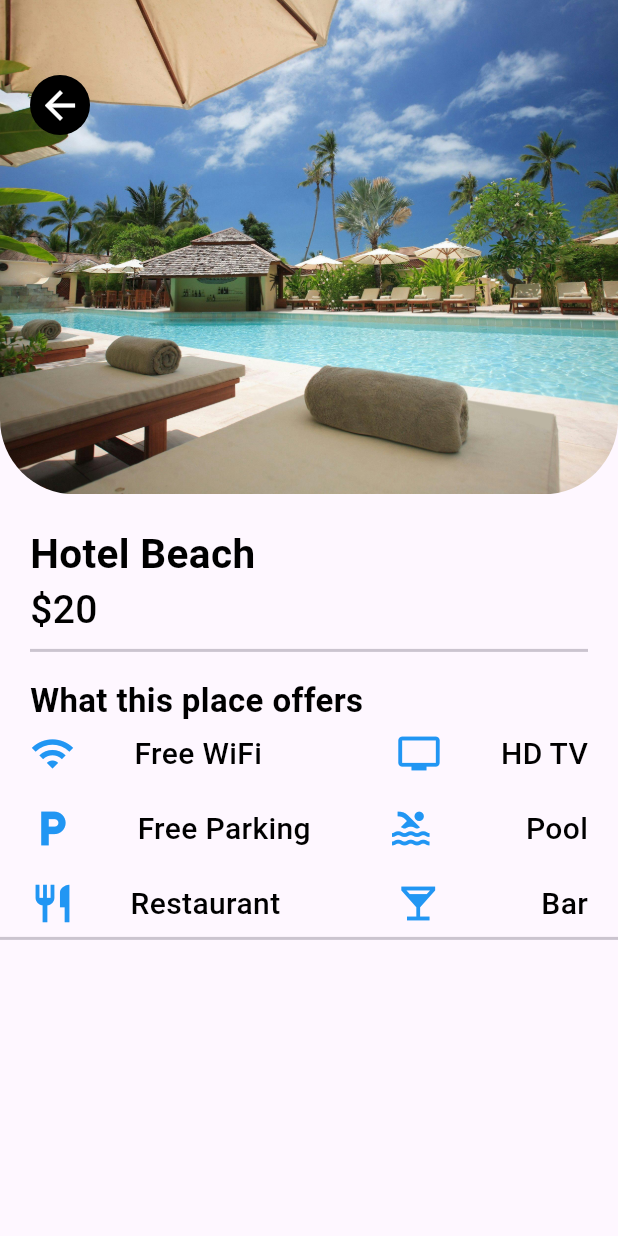
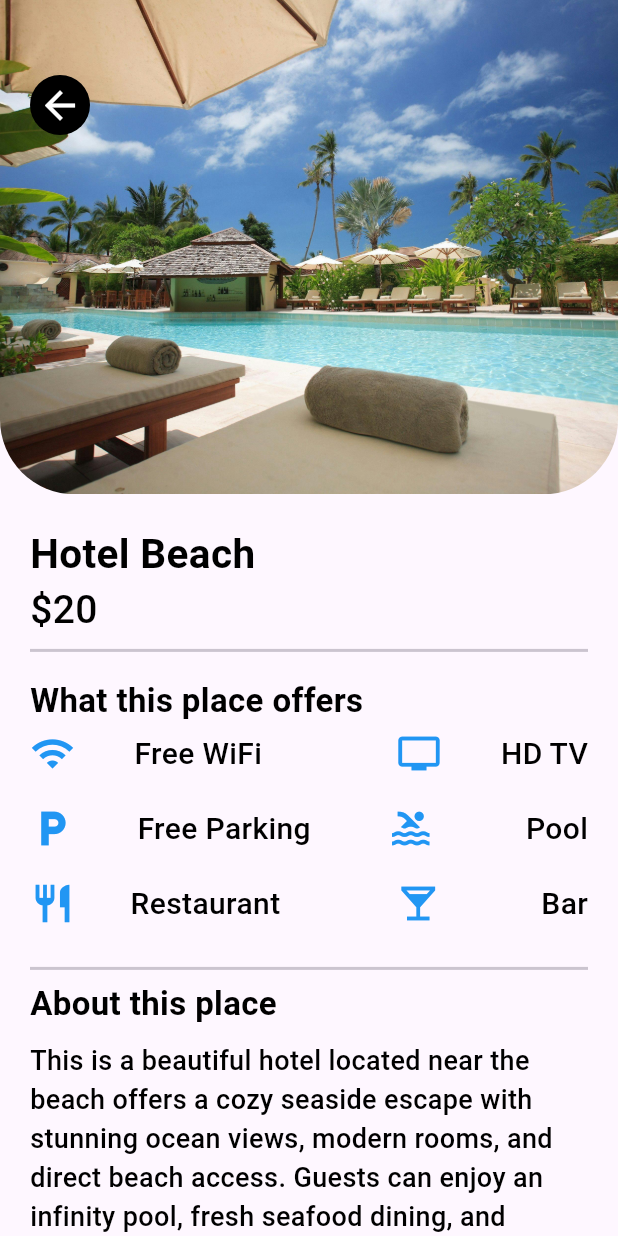
Before and after one commit to Alvin11David/HOTEL-BOOKING-APP, a Flutter app: the screen it shows after launch, on a phone screen of 412 x 824 dp. Run offline on Flutter 3.47's test engine with Material 3 defaults, Android fonts, the phone set to English and light mode, and no system bars.

```diff
--- a/hotel_booking_app/lib/pages/detail_page.dart
+++ b/hotel_booking_app/lib/pages/detail_page.dart
@@ -12,7 +12,8 @@ class _DetailPageState extends State<DetailPage> {
   @override
   Widget build(BuildContext context) {
     return Scaffold(
-      body: Container(
+      body: SingleChildScrollView(
+        child: Container(
           child: Column(
             crossAxisAlignment: CrossAxisAlignment.start,
             children: [
@@ -98,11 +99,27 @@ class _DetailPageState extends State<DetailPage> {
                         Text("Bar", style: AppWidget.normaltextstyle(20)),
                       ],
                     ),
+                    SizedBox(height: 20),
+                    Divider(thickness: 2,),
+                    Text("About this place", style: AppWidget.headlinetextstyle(22)),
+                    SizedBox(height: 10),
+                    Text("This is a beautiful hotel located near the beach offers a cozy seaside escape with stunning ocean views, modern rooms, and direct beach access. Guests can enjoy an infinity pool, fresh seafood dining, and relaxing beach vibes—perfect for a peaceful getaway.", style: AppWidget.normaltextstyle(18)),
+                    SizedBox(height: 20),
+                    Container(
+                      height: 200,
+                      width: MediaQuery.of(context).size.width,
+                      child: Column(
+                        crossAxisAlignment: CrossAxisAlignment.start,
+                        children: [
+                          Text("\$100 for 4 nights", style: AppWidget.headlinetextstyle(18),)
+                        ],
+                      )
+                    )
                   ],
                 ),
               ),
-            Divider(thickness: 2,),
             ],
+          ),
         ),
       ),
     );
```
Lines whose indentation alone changed are shown as unchanged.
